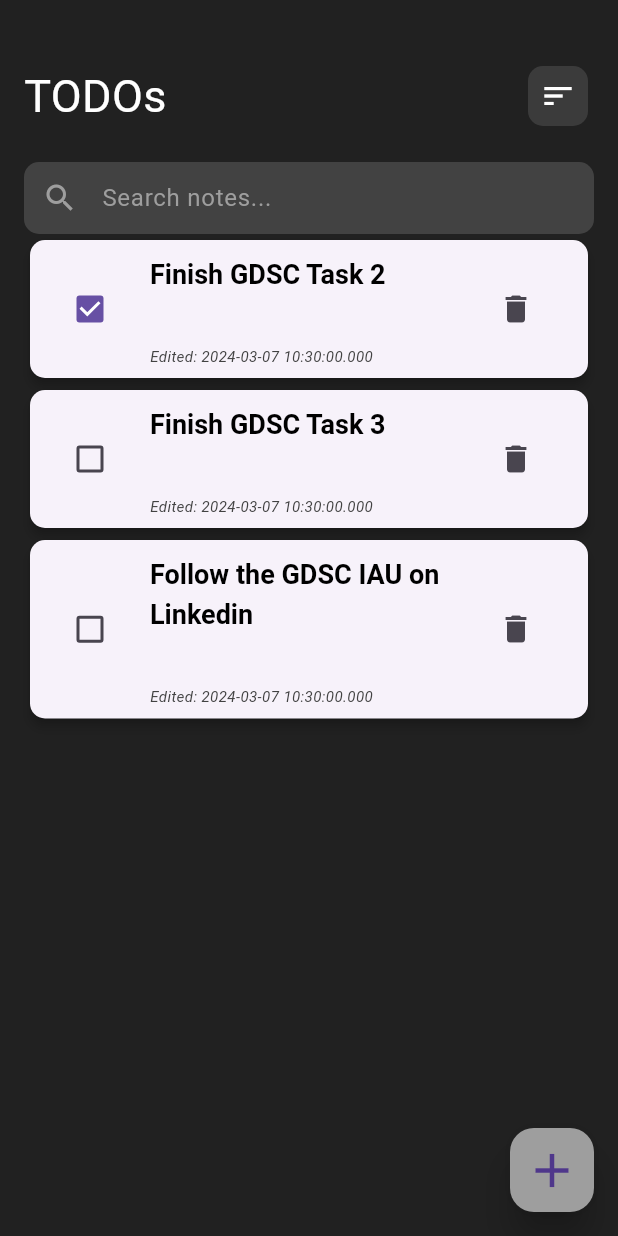
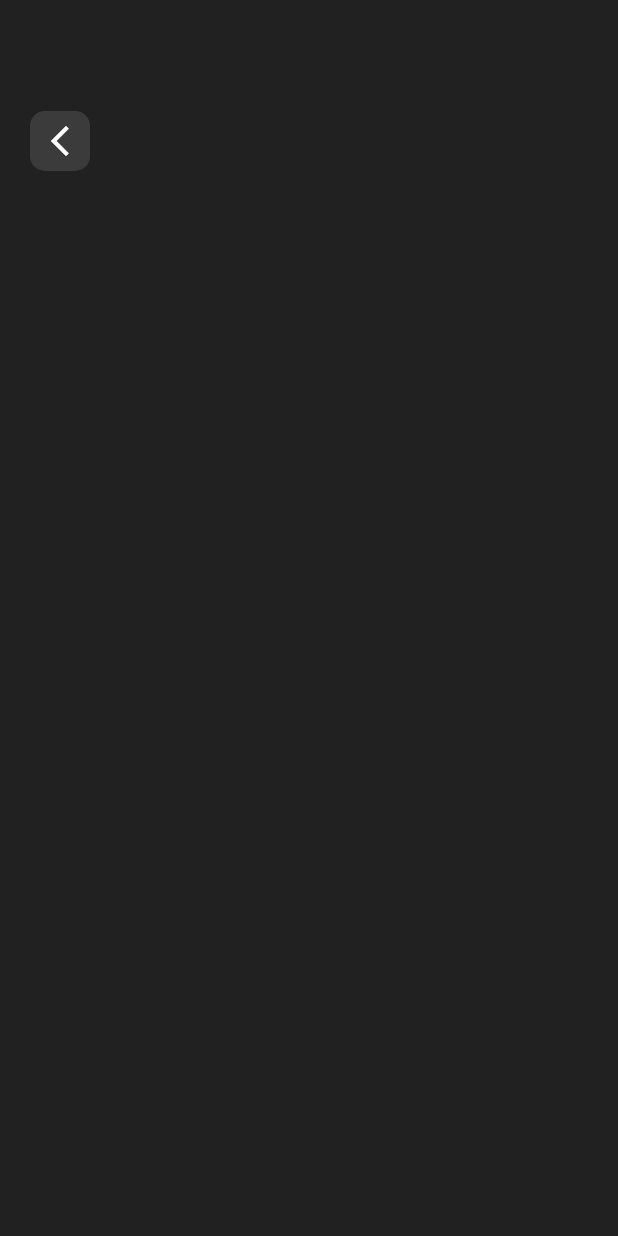
Before and after one commit to KHALT0S/Task-3T2, a Flutter app: the screen it shows after launch, after a tap on the "add" icon, on a phone screen of 412 x 824 dp. Run offline on Flutter 3.47's test engine with Material 3 defaults, Android fonts, the phone set to English and light mode, and no system bars.

Commit message:
add the todo widget file and some changes

```diff
--- a/lib/toDoApp/models/todo_model.dart
+++ b/lib/toDoApp/models/todo_model.dart
@@ -2,14 +2,14 @@ class TodoModel {
   final String title;
   final String description;
   final bool isCompleted;
-  final String isImportant;
+  final int isImportant;
   final DateTime editedDate;
 
   const TodoModel({
     required this.title,
     this.description = '',
     this.isCompleted = false,
-    this.isImportant = 'normal',
+    this.isImportant = 1,
     required this.editedDate,
   });
 
@@ -23,7 +23,7 @@ class TodoModel {
       title: title ?? this.title,
       description: description ?? this.description,
       isCompleted: isCompleted ?? this.isCompleted,
-      isImportant: isImportant ?? this.isImportant,
+      isImportant: this.isImportant,
       editedDate: DateTime.now(),
     );
   }
--- a/lib/toDoApp/providers/todo_provider.dart
+++ b/lib/toDoApp/providers/todo_provider.dart
@@ -6,21 +6,24 @@ class TodoProvider with ChangeNotifier {
     TodoModel(
         title: 'Finish GDSC Task 2',
         isCompleted: true,
+        isImportant: 1,
         editedDate: DateTime.now()),
     TodoModel(
         title: 'Finish GDSC Task 3',
         isCompleted: false,
+        isImportant: 2,
         editedDate: DateTime.now()),
     TodoModel(
         title: 'Follow the GDSC IAU on Linkedin',
         isCompleted: false,
+        isImportant: 3,
         editedDate: DateTime.now()),
   ];
 
   void addTodo({
     required String title,
     String description = '',
-    String isImportant = 'normal',
+    int isImportant = 1,
   }) {
     _todoList.add(TodoModel(
       title: title,
@@ -41,15 +44,28 @@ class TodoProvider with ChangeNotifier {
     String? title,
     String? description,
     bool? isCompleted,
-    String? isImportant,
+    int? isImportant,
   }) {
     _todoList[_todoList.indexOf(todo)] = todo.updateTodo(
       title: title,
       description: description,
       isCompleted: isCompleted,
-      isImportant: isImportant,
+      isImportant: isImportant.toString(),
     );
     notifyListeners();
+  }
+
+  Color getBoxColor(int isImportant) {
+    switch (isImportant) {
+      case 1:
+        return Colors.green.shade200;
+      case 2:
+        return Colors.yellow.shade200;
+      case 3:
+        return Colors.red.shade100;
+      default:
+        return Colors.white;
+    }
   }
 
   List<TodoModel> get todos => [..._todoList];
--- a/lib/toDoApp/screens/home_screen.dart
+++ b/lib/toDoApp/screens/home_screen.dart
@@ -1,18 +1,22 @@
-// ignore_for_file: prefer_const_constructors
+// ignore_for_file: prefer_const_constructors, use_key_in_widget_constructors
 
 import 'package:flutter/material.dart';
-import 'package:todo_app/toDoApp/widgets/todosBox.dart';
+import 'package:todo_app/toDoApp/widgets/todos_box.dart';
+import 'package:todo_app/toDoApp/widgets/add_todo.dart';
 
 class HomeScreen extends StatelessWidget {
-  const HomeScreen({super.key});
+  const HomeScreen({Key? key});
 
   @override
   Widget build(BuildContext context) {
     return Scaffold(
       backgroundColor: Colors.grey.shade900,
-      body: Padding(
-        padding: const EdgeInsets.fromLTRB(16, 40, 16, 0),
+      body: Stack(
+        children: [
+          Padding(
+            padding: const EdgeInsets.fromLTRB(16, 70, 16, 0),
             child: Column(
+              crossAxisAlignment: CrossAxisAlignment.start,
               children: [
                 Row(
                   mainAxisAlignment: MainAxisAlignment.spaceBetween,
@@ -32,28 +36,20 @@ class HomeScreen extends StatelessWidget {
                   ],
                 ),
                 SizedBox(height: 20),
-            TextField(
-              style: TextStyle(fontSize: 16, color: Colors.white),
-              decoration: InputDecoration(
-                  contentPadding: EdgeInsets.symmetric(vertical: 12),
-                  hintText: "Search notes...",
-                  hintStyle: TextStyle(color: Colors.grey),
-                  prefixIcon: Icon(Icons.search, color: Colors.grey),
-                  fillColor: Colors.grey.shade800,
-                  filled: true,
-                  focusedBorder: OutlineInputBorder(
-                      borderRadius: BorderRadius.circular(10),
-                      borderSide: BorderSide(color: Colors.transparent)),
-                  enabledBorder: OutlineInputBorder(
-                      borderRadius: BorderRadius.circular(10),
-                      borderSide: BorderSide(color: Colors.transparent))),
-            ),
-            TodoBox()
+                const TodoBox()
               ],
             ),
           ),
+        ],
+      ),
       floatingActionButton: FloatingActionButton(
-        onPressed: () {},
+        onPressed: () {
+          Navigator.push(
+            context,
+            MaterialPageRoute<void>(
+                builder: (BuildContext context) => const addTodos()),
+          );
+        },
         backgroundColor: Colors.grey,
         elevation: 10,
         child: Icon(Icons.add, size: 38),
--- /dev/null
+++ b/lib/toDoApp/widgets/add_todo.dart
@@ -0,0 +1,38 @@
+// ignore_for_file: prefer_const_constructors, unused_import
+
+import 'package:flutter/material.dart';
+import 'package:provider/provider.dart';
+import 'package:todo_app/toDoApp/providers/todo_provider.dart';
+import 'package:todo_app/toDoApp/models/todo_model.dart';
+
+class addTodos extends StatelessWidget {
+  const addTodos({Key? key});
+
+  @override
+  Widget build(BuildContext context) {
+    return Scaffold(
+      backgroundColor: Colors.grey.shade900,
+      body: Padding(
+        padding: const EdgeInsets.fromLTRB(16, 70, 16, 0),
+        child: Column(children: [
+          Row(
+            mainAxisAlignment: MainAxisAlignment.spaceBetween,
+            children: [
+              IconButton(
+                  onPressed: () {},
+                  padding: EdgeInsets.all(0),
+                  icon: Container(
+                      width: 40,
+                      height: 40,
+                      decoration: BoxDecoration(
+                          color: Colors.grey.shade800.withOpacity(.8),
+                          borderRadius: BorderRadius.circular(10)),
+                      child:
+                          Icon(Icons.arrow_back_ios_new, color: Colors.white)))
+            ],
+          ),
+        ]),
+      ),
+    );
+  }
+}
--- a/lib/toDoApp/widgets/todosBox.dart
+++ b/lib/toDoApp/widgets/todos_box.dart
@@ -17,7 +17,9 @@ class TodoBox extends StatelessWidget {
         itemCount: todoProvider.todos.length,
         itemBuilder: (context, index) {
           final todo = todoProvider.todos[index];
+          final boxColor = todoProvider.getBoxColor(todo.isImportant);
           return Card(
+            color: boxColor,
             elevation: 3,
             shape: RoundedRectangleBorder(
               borderRadius: BorderRadius.circular(10),
```
Lines whose indentation alone changed are shown as unchanged.
